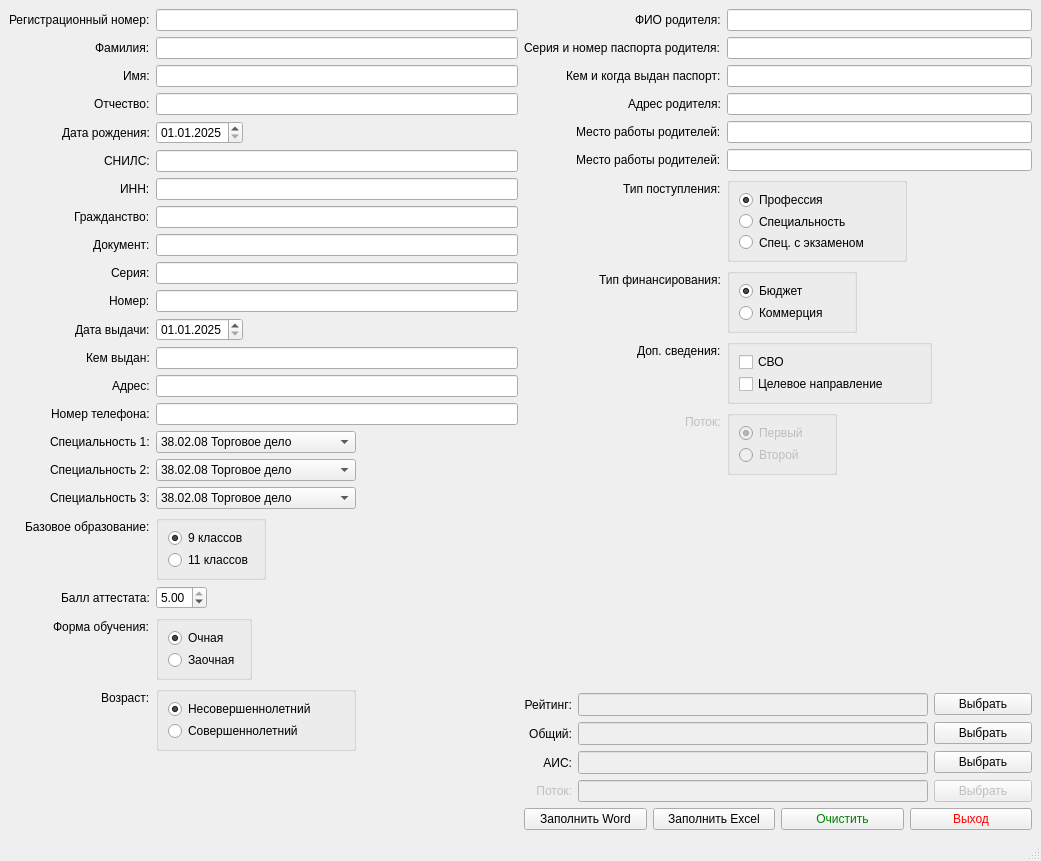
Before: the Qt Designer form design/design.ui in GGlebux/doc_maker, drawn with Qt 5.
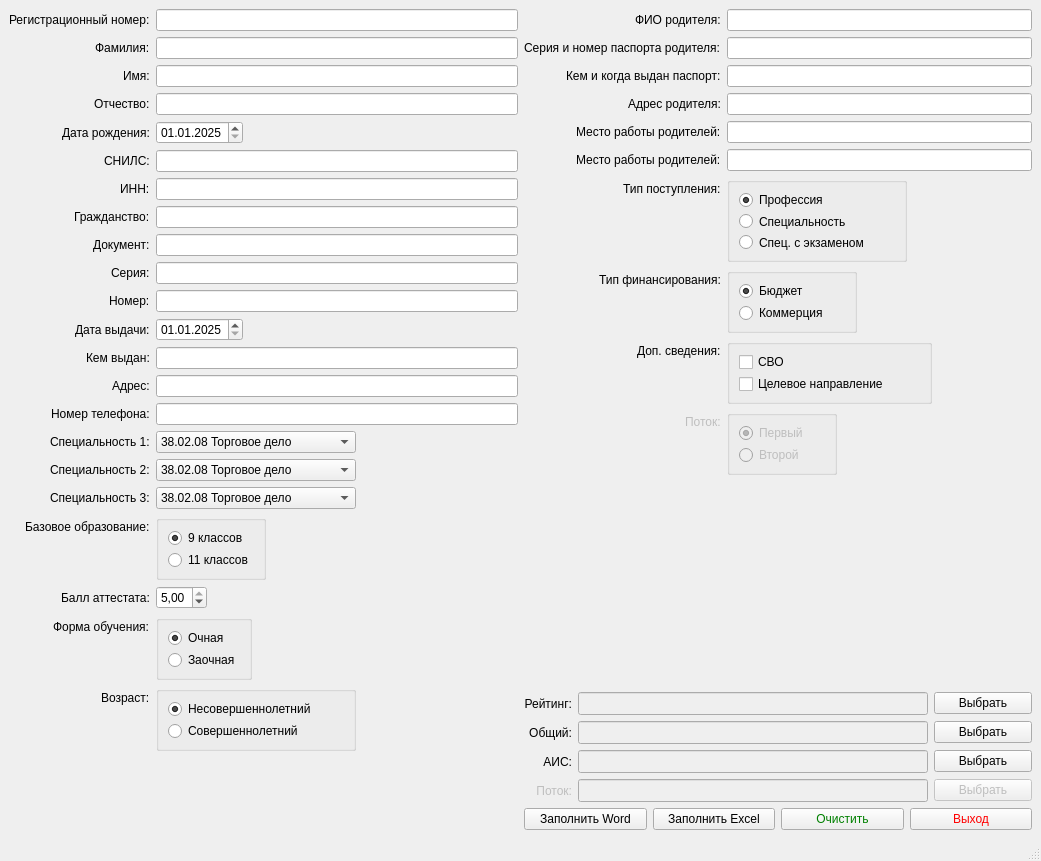
After: the same form once the commit is applied.

```diff
--- a/design/design.ui
+++ b/design/design.ui
@@ -13,6 +13,15 @@
   <property name="windowTitle">
    <string>MainWindow</string>
   </property>
+  <property name="autoFillBackground">
+   <bool>false</bool>
+  </property>
+  <property name="locale">
+   <locale language="Russian" country="Russia"/>
+  </property>
+  <property name="documentMode">
+   <bool>false</bool>
+  </property>
   <widget class="QWidget" name="centralwidget">
    <layout class="QHBoxLayout" name="horizontalLayout">
     <item>
@@ -1201,6 +1210,11 @@
             <height>0</height>
            </size>
           </property>
+          <property name="font">
+           <font>
+            <pointsize>10</pointsize>
+           </font>
+          </property>
          </widget>
         </item>
         <item row="0" column="1">
```
Left out of the diff: 10 changed lines with no effect on the pictures.
